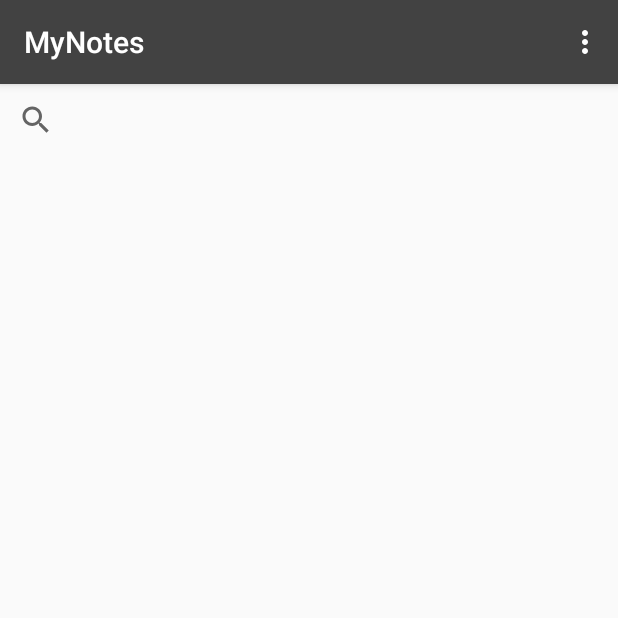
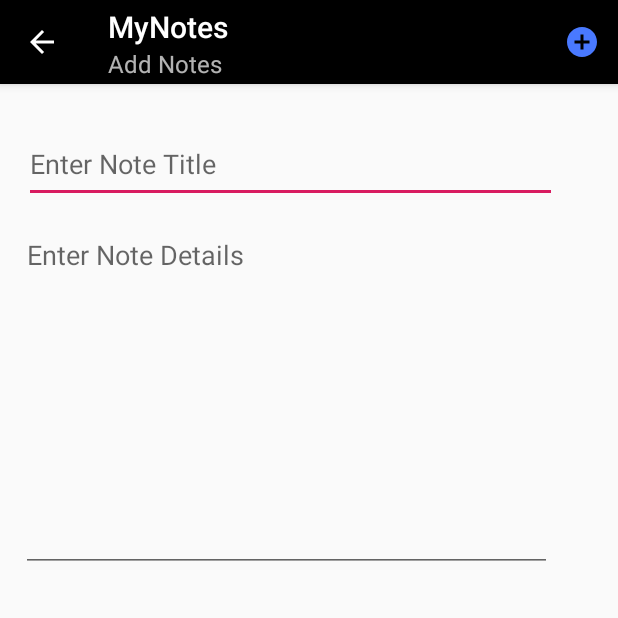
Before and after one commit to samirthaker2020/Spartans_W2019S_MAD4124_Project, an Android app: the NotesDetails screen opened directly, with no data from a screen before it, in the options menu, after a tap on "AddNotes", on a phone screen of 412 x 824 dp, the top half of it. Run offline under Robolectric (Android 15) with nearby library versions, the phone set to English and light mode, and no system bars; 1 statement that could not run was skipped.

Commit message:
working on addnotes

```diff
--- /dev/null
+++ b/W2019S_MAD4124_Project/src/main/java/com/example/recyclerdemo/Adapter/RcNotes_Adpater.java
@@ -0,0 +1,66 @@
+package com.example.recyclerdemo.Adapter;
+
+import android.content.Context;
+import android.support.annotation.NonNull;
+import android.support.v7.widget.RecyclerView;
+import android.view.LayoutInflater;
+import android.view.View;
+import android.view.ViewGroup;
+import android.widget.ImageView;
+import android.widget.TextView;
+
+import com.example.recyclerdemo.Modal.Note;
+import com.example.recyclerdemo.Modal.NoteDetails;
+import com.example.recyclerdemo.R;
+
+import java.util.List;
+
+public class RcNotes_Adpater extends  RecyclerView.Adapter<RcNotes_Adpater.myviewholder> {
+
+    private List<NoteDetails> lstnote;
+
+    private Context mcontext;
+
+    public RcNotes_Adpater(List<NoteDetails> lstnote, Context mcontext) {
+        this.lstnote = lstnote;
+        this.mcontext = mcontext;
+    }
+
+    @NonNull
+    @Override
+    public RcNotes_Adpater.myviewholder onCreateViewHolder(@NonNull ViewGroup viewGroup, int i) {
+        View itemView = LayoutInflater.from(viewGroup.getContext())
+                .inflate(R.layout.notesdetails, viewGroup, false);
+        mcontext = viewGroup.getContext();
+        return new RcNotes_Adpater.myviewholder(itemView);
+    }
+
+    @Override
+    public void onBindViewHolder(@NonNull RcNotes_Adpater.myviewholder myviewholder, int i) {
+        final NoteDetails nd = lstnote.get(i);
+        myviewholder.ntitle.setText(nd.getNotetitle());
+        myviewholder.ndatetime.setText(nd.getNotedate());
+
+    }
+
+    @Override
+    public int getItemCount() {
+        return lstnote.size();
+    }
+    public class myviewholder extends RecyclerView.ViewHolder
+    {
+        public TextView ntitle;
+        public TextView ndatetime;
+        public ImageView nimage;
+
+        public myviewholder(View itemView) {
+            super(itemView);
+
+            ntitle=(TextView) itemView.findViewById(R.id.ntitle);
+            ndatetime=(TextView) itemView.findViewById(R.id.ndatetime);
+            nimage=(ImageView) itemView.findViewById(R.id.imageView2);
+
+
+        }
+    }
+}
--- a/W2019S_MAD4124_Project/src/main/java/com/example/recyclerdemo/Adapter/Rc_Adapter.java
+++ b/W2019S_MAD4124_Project/src/main/java/com/example/recyclerdemo/Adapter/Rc_Adapter.java
@@ -52,8 +52,8 @@ public  class Rc_Adapter extends RecyclerView.Adapter<Rc_Adapter.Myviewholder>
                 CharSequence text = cat.getCategory();
                 int duration = Toast.LENGTH_LONG;
 
-                Toast toast = Toast.makeText(mcontext, text, duration);
-                toast.show();
+              //  Toast toast = Toast.makeText(mcontext, text, duration);
+                //toast.show();
             }
         });
 
--- /dev/null
+++ b/W2019S_MAD4124_Project/src/main/java/com/example/recyclerdemo/Controller/Addnotes.java
@@ -0,0 +1,56 @@
+package com.example.recyclerdemo.Controller;
+
+import android.content.Intent;
+import android.graphics.Color;
+import android.graphics.drawable.ColorDrawable;
+import android.support.v4.app.NavUtils;
+import android.support.v7.app.AppCompatActivity;
+import android.os.Bundle;
+import android.view.Menu;
+import android.view.MenuInflater;
+import android.view.MenuItem;
+
+import com.example.recyclerdemo.Database.DatabaseHelper;
+import com.example.recyclerdemo.R;
+
+public class Addnotes extends AppCompatActivity {
+int cid=0;
+    private DatabaseHelper db;
+    @Override
+    protected void onCreate(Bundle savedInstanceState) {
+
+        super.onCreate(savedInstanceState);
+        setContentView(R.layout.activity_addnotes);
+        getSupportActionBar().setTitle("MyNotes");
+        getSupportActionBar().setDisplayHomeAsUpEnabled(true);
+        getSupportActionBar().setSubtitle("Add Notes");
+        getSupportActionBar().setBackgroundDrawable(new ColorDrawable(Color.BLACK));
+        Bundle bundle = getIntent().getExtras();
+        cid=bundle.getInt("cid");
+        System.out.println(cid);
+        db = new DatabaseHelper(this);
+    }
+    @Override
+    public boolean onCreateOptionsMenu(Menu menu) {
+        MenuInflater inflater = getMenuInflater();
+        inflater.inflate(R.menu.addnotemenu1, menu);
+        return super.onCreateOptionsMenu(menu);
+    }
+    @Override
+    public boolean onOptionsItemSelected(MenuItem item) {
+        switch (item.getItemId()) {
+            // Respond to the action bar's Up/Home button
+            case android.R.id.home:
+
+                Intent intent = NavUtils.getParentActivityIntent(this);
+                intent.setFlags(Intent.FLAG_ACTIVITY_CLEAR_TOP|Intent.FLAG_ACTIVITY_SINGLE_TOP);
+                NavUtils.navigateUpTo(this, intent);
+                return true;
+
+            case R.id.addnotes1:
+                return  true;
+        }
+        return super.onOptionsItemSelected(item);
+    }
+
+}
--- a/W2019S_MAD4124_Project/src/main/java/com/example/recyclerdemo/Controller/NotesDetails.java
+++ b/W2019S_MAD4124_Project/src/main/java/com/example/recyclerdemo/Controller/NotesDetails.java
@@ -1,8 +1,17 @@
 package com.example.recyclerdemo.Controller;
 
+import android.content.Intent;
+import android.graphics.Color;
+import android.graphics.drawable.ColorDrawable;
+import android.support.v4.app.NavUtils;
 import android.support.v7.app.ActionBar;
 import android.support.v7.app.AppCompatActivity;
 import android.os.Bundle;
+import android.support.v7.widget.DefaultItemAnimator;
+import android.support.v7.widget.DividerItemDecoration;
+import android.support.v7.widget.GridLayoutManager;
+import android.support.v7.widget.LinearLayoutManager;
+import android.support.v7.widget.RecyclerView;
 import android.view.KeyEvent;
 import android.view.Menu;
 import android.view.MenuInflater;
@@ -12,24 +21,67 @@ import android.widget.SearchView;
 import android.widget.TextView;
 import android.widget.Toast;
 
+import com.example.recyclerdemo.Adapter.RcNotes_Adpater;
+import com.example.recyclerdemo.Adapter.Rc_Adapter;
+import com.example.recyclerdemo.Database.DatabaseHelper;
+import com.example.recyclerdemo.Modal.Note;
+import com.example.recyclerdemo.Modal.NoteDetails;
+import com.example.recyclerdemo.Modal.RcModal;
 import com.example.recyclerdemo.R;
 
+import java.util.ArrayList;
+import java.util.List;
+
 public class NotesDetails extends AppCompatActivity {
+    private List<NoteDetails> notesdetailsList = new ArrayList<>();
+    private List<NoteDetails> cname = new ArrayList<>();
+    private RecyclerView lstallnoteData;
+    private RcNotes_Adpater mAdapter;
+private int stuff=0;
+    private DatabaseHelper db;
 
     @Override
     protected void onCreate(Bundle savedInstanceState) {
         super.onCreate(savedInstanceState);
+        getSupportActionBar().setTitle("MyNotes");
+        getSupportActionBar().setSubtitle("All Notes");
+        getSupportActionBar().setDisplayHomeAsUpEnabled(true);
+        getSupportActionBar().setBackgroundDrawable(new ColorDrawable(Color.BLACK));
         setContentView(R.layout.activity_notes_details);
+        lstallnoteData=findViewById(R.id.notes_rc1);
         //  TextView cid= (TextView) findViewById(R.id.cid);
         //Get the bundle
         Bundle bundle = getIntent().getExtras();
         SearchView sc = (SearchView) findViewById(R.id.notes_search);
 //Extract the data…
-        int stuff = bundle.getInt("categoryid");
+         stuff = bundle.getInt("categoryid");
+        db = new DatabaseHelper(this);
 
+        notesdetailsList.addAll(db.getAllNotesDetails());
         //  cid.setText(Integer.toString(stuff));
+//data();
+        mAdapter = new RcNotes_Adpater(notesdetailsList,this);
+        RecyclerView.LayoutManager mLayoutManager = new GridLayoutManager(this, 1);
+        lstallnoteData.addItemDecoration(new DividerItemDecoration(this, LinearLayoutManager.VERTICAL));
+        // lstcategoryData.setLayoutManager(new GridLayoutManager(this, 2));
+        //  lstcategoryData.addItemDecoration(new DividerItemDecoration(this, LinearLayoutManager.HORIZONTAL));
+        lstallnoteData.setHasFixedSize(true);
+        lstallnoteData.setLayoutManager(mLayoutManager);
+        lstallnoteData.setItemAnimator(new DefaultItemAnimator());
+        lstallnoteData.setAdapter(mAdapter);
+
+        mAdapter.notifyDataSetChanged();
+
 
     }
+
+     public void data() {
+        cname = new ArrayList<>();
+        cname.add(new NoteDetails(1,"1","1","1","1","1"));
+         cname.add(new NoteDetails(1,"1","1","1","1","1"));
+
+    }
+
     @Override
     public boolean onCreateOptionsMenu(Menu menu) {
         MenuInflater inflater = getMenuInflater();
@@ -42,15 +94,27 @@ public class NotesDetails extends AppCompatActivity {
         switch (item.getItemId()) {
             case R.id.addnotes:
                 //Write your code
-                Toast toast = Toast.makeText(getApplicationContext(),
-                        "This is a message displayed in a Toast",
-                        Toast.LENGTH_SHORT);
+                Intent i=new Intent(this, Addnotes.class);
 
-                toast.show();
+                Bundle bundle = new Bundle();
+
+//Add your data to bundle
+                bundle.putInt("cid", stuff);
+
+//Add the bundle to the intent
+                i.putExtras(bundle);
+                startActivity(i);
                 return true;
+            case android.R.id.home:
 
+                Intent intent = NavUtils.getParentActivityIntent(this);
+                intent.setFlags(Intent.FLAG_ACTIVITY_CLEAR_TOP|Intent.FLAG_ACTIVITY_SINGLE_TOP);
+                NavUtils.navigateUpTo(this, intent);
+                return true;
             default:
                 return super.onOptionsItemSelected(item);
         }
     }
+
+
     }
--- a/W2019S_MAD4124_Project/src/main/java/com/example/recyclerdemo/Database/DatabaseHelper.java
+++ b/W2019S_MAD4124_Project/src/main/java/com/example/recyclerdemo/Database/DatabaseHelper.java
@@ -10,7 +10,7 @@ import java.util.ArrayList;
 import java.util.List;
 
 import com.example.recyclerdemo.Modal.Note;
-
+import com.example.recyclerdemo.Modal.NoteDetails;
 
 
 public class DatabaseHelper extends SQLiteOpenHelper {
@@ -32,6 +32,7 @@ public class DatabaseHelper extends SQLiteOpenHelper {
 
         // create notes table
         db.execSQL(Note.CREATE_TABLE);
+        db.execSQL(NoteDetails.CREATE_TABLE);
     }
 
     // Upgrading database
@@ -39,7 +40,7 @@ public class DatabaseHelper extends SQLiteOpenHelper {
     public void onUpgrade(SQLiteDatabase db, int oldVersion, int newVersion) {
         // Drop older table if existed
         db.execSQL("DROP TABLE IF EXISTS " + Note.TABLE_NAME);
-
+        db.execSQL("DROP TABLE IF EXISTS " + NoteDetails.TABLE_NAME);
         // Create tables again
         onCreate(db);
     }
@@ -145,4 +146,38 @@ public class DatabaseHelper extends SQLiteOpenHelper {
                 new String[]{String.valueOf(note.getId())});
         db.close();
     }
+
+    //---------------------------------note-deatails-----------------------------------------
+
+    public List<NoteDetails> getAllNotesDetails() {
+        List<NoteDetails> notesdetails = new ArrayList<>();
+
+        // Select All Query
+        String selectQuery = "SELECT  * FROM " + NoteDetails.TABLE_NAME + " ORDER BY " +
+                NoteDetails.COLUMN_ID + " DESC";
+
+        SQLiteDatabase db = this.getWritableDatabase();
+        Cursor cursor = db.rawQuery(selectQuery, null);
+
+        // looping through all rows and adding to list
+        if (cursor.moveToFirst()) {
+            do {
+                NoteDetails nd = new NoteDetails();
+                nd.setId(cursor.getInt(cursor.getColumnIndex(NoteDetails.COLUMN_ID)));
+                nd.setCategory(cursor.getString(cursor.getColumnIndex(NoteDetails.COLUMN_CATEGORY)));
+                nd.setCategory(cursor.getString(cursor.getColumnIndex(NoteDetails.COLUMN_NOTETITLE)));
+                nd.setId(cursor.getInt(cursor.getColumnIndex(NoteDetails.COLUMN_NOTEDATE)));
+                nd.setId(cursor.getInt(cursor.getColumnIndex(NoteDetails.COLUMN_NOTEDETAILS)));
+                nd.setId(cursor.getInt(cursor.getColumnIndex(NoteDetails.COLUMN_NOTEIMAGE)));
+
+                notesdetails.add(nd);
+            } while (cursor.moveToNext());
+        }
+
+        // close db connection
+        db.close();
+
+        // return notes list
+        return notesdetails;
+    }
 }
--- a/W2019S_MAD4124_Project/src/main/res/drawable-anydpi/ic_action_addnotes.xml
+++ b/W2019S_MAD4124_Project/src/main/res/drawable-anydpi/ic_action_addnotes.xml
@@ -3,8 +3,8 @@
     android:height="24dp"
     android:viewportWidth="24"
     android:viewportHeight="24"
-    android:tint="#181818">
+    android:tint="#4979FF">
     <path
         android:fillColor="#FF000000"
-        android:pathData="M14,2L6,2c-1.1,0 -1.99,0.9 -1.99,2L4,20c0,1.1 0.89,2 1.99,2L18,22c1.1,0 2,-0.9 2,-2L20,8l-6,-6zM16,16h-3v3h-2v-3L8,16v-2h3v-3h2v3h3v2zM13,9L13,3.5L18.5,9L13,9z"/>
+        android:pathData="M12,2C6.48,2 2,6.48 2,12s4.48,10 10,10 10,-4.48 10,-10S17.52,2 12,2zM17,13h-4v4h-2v-4L7,13v-2h4L11,7h2v4h4v2z"/>
 </vector>
--- /dev/null
+++ b/W2019S_MAD4124_Project/src/main/res/layout/activity_addnotes.xml
@@ -0,0 +1,40 @@
+<?xml version="1.0" encoding="utf-8"?>
+<android.support.constraint.ConstraintLayout xmlns:android="http://schemas.android.com/apk/res/android"
+    xmlns:app="http://schemas.android.com/apk/res-auto"
+    xmlns:tools="http://schemas.android.com/tools"
+    android:layout_width="match_parent"
+    android:layout_height="match_parent"
+    tools:context=".Controller.Addnotes">
+
+    <EditText
+        android:id="@+id/txttitle"
+        android:layout_width="355dp"
+        android:layout_height="51dp"
+        android:layout_marginStart="8dp"
+        android:layout_marginTop="28dp"
+        android:layout_marginEnd="8dp"
+        android:ems="10"
+        android:hint="Enter Note Title"
+        android:inputType="textPersonName"
+        app:layout_constraintEnd_toEndOf="parent"
+        app:layout_constraintHorizontal_bias="0.2"
+        app:layout_constraintStart_toStartOf="parent"
+        app:layout_constraintTop_toTopOf="parent" />
+
+    <EditText
+        android:id="@+id/txtnodedetails"
+        android:layout_width="354dp"
+        android:layout_height="234dp"
+        android:layout_marginStart="8dp"
+        android:layout_marginTop="12dp"
+        android:layout_marginEnd="8dp"
+        android:ems="10"
+        android:gravity="start|top"
+        android:hint="Enter Note Details"
+        android:inputType="textMultiLine"
+        app:layout_constraintEnd_toEndOf="parent"
+        app:layout_constraintHorizontal_bias="0.142"
+        app:layout_constraintStart_toStartOf="parent"
+        app:layout_constraintTop_toBottomOf="@+id/txttitle" />
+
+</android.support.constraint.ConstraintLayout>
--- /dev/null
+++ b/W2019S_MAD4124_Project/src/main/res/menu/addnotemenu1.xml
@@ -0,0 +1,10 @@
+<?xml version="1.0" encoding="utf-8"?>
+<menu xmlns:android="http://schemas.android.com/apk/res/android"
+    xmlns:app="http://schemas.android.com/apk/res-auto">
+    <item
+        android:id="@+id/addnotes1"
+        android:icon="@drawable/ic_action_addnotes"
+        android:title="@string/addnotes"
+        app:showAsAction="always"
+        />
+</menu>
```
Also changed, not shown: W2019S_MAD4124_Project/src/main/AndroidManifest.xml (+6 -1 lines), W2019S_MAD4124_Project/src/main/java/com/example/recyclerdemo/Modal/NoteDetails.java (added, +107 -0 lines), W2019S_MAD4124_Project/src/main/res/layout/notesdetails.xml (added, +65 -0 lines), W2019S_MAD4124_Project/src/main/res/drawable-hdpi/ic_action_addnotes.png, W2019S_MAD4124_Project/src/main/res/drawable-mdpi/ic_action_addnotes.png, W2019S_MAD4124_Project/src/main/res/drawable-xhdpi/ic_action_addnotes.png, W2019S_MAD4124_Project/src/main/res/drawable-xxhdpi/ic_action_addnotes.png.
